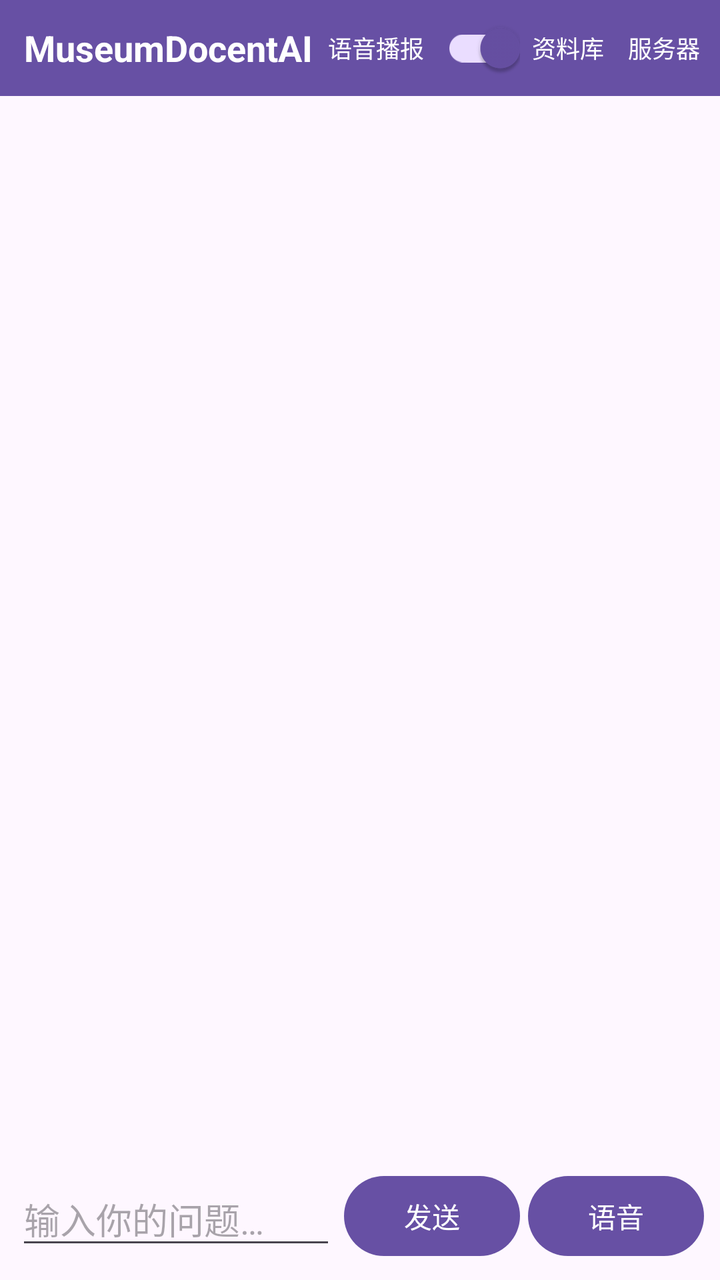
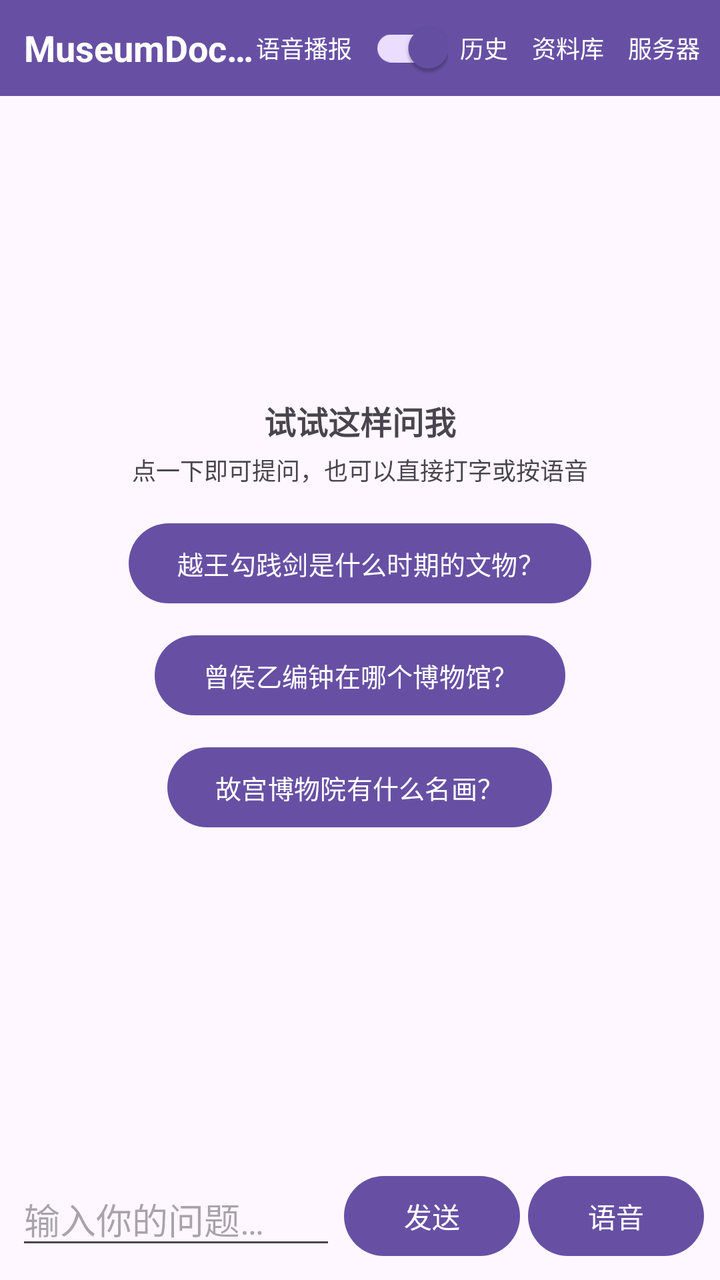

The first picture is an Android layout as it rendered before a commit; the second is the same layout after the commit. The layout source and the unified diff follow.
<!-- AndroidManifest.xml: application theme Theme.MuseumDocentAI -->
<!-- res/layout/activity_main.xml -->
<?xml version="1.0" encoding="utf-8"?>
<androidx.constraintlayout.widget.ConstraintLayout xmlns:android="http://schemas.android.com/apk/res/android"
    xmlns:app="http://schemas.android.com/apk/res-auto"
    xmlns:tools="http://schemas.android.com/tools"
    android:id="@+id/main"
    android:layout_width="match_parent"
    android:layout_height="match_parent"
    tools:context=".MainActivity">

    
    <LinearLayout
        android:id="@+id/layout_title"
        android:layout_width="match_parent"
        android:layout_height="48dp"
        android:background="?attr/colorPrimary"
        android:gravity="center_vertical"
        android:orientation="horizontal"
        android:paddingStart="12dp"
        android:paddingEnd="4dp"
        app:layout_constraintTop_toTopOf="parent">

        <TextView
            android:id="@+id/text_title"
            android:layout_width="0dp"
            android:layout_height="wrap_content"
            android:layout_weight="1"
            android:ellipsize="end"
            android:maxLines="1"
            android:text="@string/app_name"
            android:textColor="@android:color/white"
            android:textSize="18sp"
            android:textStyle="bold" />

        
        <TextView
            android:layout_width="wrap_content"
            android:layout_height="wrap_content"
            android:text="@string/voice_reply_label"
            android:textColor="@android:color/white"
            android:textSize="12sp" />

        <androidx.appcompat.widget.SwitchCompat
            android:id="@+id/switch_voice"
            android:layout_width="wrap_content"
            android:layout_height="wrap_content"
            android:checked="true" />

        
        <Button
            android:id="@+id/btn_browse"
            style="?android:attr/borderlessButtonStyle"
            android:layout_width="wrap_content"
            android:layout_height="wrap_content"
            android:minWidth="0dp"
            android:paddingStart="6dp"
            android:paddingEnd="6dp"
            android:text="@string/btn_browse"
            android:textColor="@android:color/white"
            android:textSize="12sp" />

        
        <Button
            android:id="@+id/btn_settings"
            style="?android:attr/borderlessButtonStyle"
            android:layout_width="wrap_content"
            android:layout_height="wrap_content"
            android:minWidth="0dp"
            android:paddingStart="6dp"
            android:paddingEnd="6dp"
            android:text="@string/btn_settings"
            android:textColor="@android:color/white"
            android:textSize="12sp" />
    </LinearLayout>

    
    <androidx.recyclerview.widget.RecyclerView
        android:id="@+id/recycler_messages"
        android:layout_width="match_parent"
        android:layout_height="0dp"
        android:clipToPadding="false"
        android:padding="8dp"
        app:layout_constraintBottom_toTopOf="@id/layout_status"
        app:layout_constraintTop_toBottomOf="@id/layout_title" />

    
    <LinearLayout
        android:id="@+id/layout_status"
        android:layout_width="match_parent"
        android:layout_height="wrap_content"
        android:gravity="center_vertical"
        android:orientation="horizontal"
        android:paddingLeft="12dp"
        android:paddingTop="4dp"
        android:paddingRight="12dp"
        android:paddingBottom="4dp"
        app:layout_constraintBottom_toTopOf="@id/layout_input">

        <ProgressBar
            android:id="@+id/progress_thinking"
            style="?android:attr/progressBarStyleSmall"
            android:layout_width="wrap_content"
            android:layout_height="wrap_content"
            android:visibility="gone"
            tools:visibility="visible" />

        <TextView
            android:id="@+id/text_status"
            android:layout_width="wrap_content"
            android:layout_height="wrap_content"
            android:layout_marginStart="8dp"
            android:text="@string/status_thinking"
            android:textSize="12sp"
            android:visibility="gone"
            tools:visibility="visible" />
    </LinearLayout>

    
    <LinearLayout
        android:id="@+id/layout_input"
        android:layout_width="match_parent"
        android:layout_height="wrap_content"
        android:gravity="center_vertical"
        android:orientation="horizontal"
        android:padding="8dp"
        app:layout_constraintBottom_toBottomOf="parent">

        <EditText
            android:id="@+id/edit_question"
            android:layout_width="0dp"
            android:layout_height="wrap_content"
            android:layout_weight="1"
            android:hint="@string/hint_question"
            android:importantForAutofill="no"
            android:inputType="text"
            android:maxLines="1" />

        <Button
            android:id="@+id/btn_send"
            android:layout_width="wrap_content"
            android:layout_height="wrap_content"
            android:layout_marginStart="4dp"
            android:text="@string/btn_send" />

        <Button
            android:id="@+id/btn_mic"
            android:layout_width="wrap_content"
            android:layout_height="wrap_content"
            android:layout_marginStart="4dp"
            android:text="@string/btn_record" />
    </LinearLayout>

</androidx.constraintlayout.widget.ConstraintLayout>
<!-- resources referenced by this layout -->
<resources>
  <string name="app_name">MuseumDocentAI</string>
  <string name="btn_browse">资料库</string>
  <string name="btn_record">语音</string>
  <string name="btn_send">发送</string>
  <string name="btn_settings">服务器</string>
  <string name="hint_question">输入你的问题…</string>
  <string name="status_thinking">思考中…</string>
  <string name="voice_reply_label">语音播报</string>
  <style name="Theme.MuseumDocentAI" parent="Base.Theme.MuseumDocentAI" />
  <style name="Base.Theme.MuseumDocentAI" parent="Theme.Material3.DayNight.NoActionBar">
          
          
      </style>
</resources>

<!-- the commit's change to res/layout/activity_main.xml (unified diff, before → after) -->
@@ -47,6 +47,19 @@
 
         
         <Button
+            android:id="@+id/btn_history"
+            style="?android:attr/borderlessButtonStyle"
+            android:layout_width="wrap_content"
+            android:layout_height="wrap_content"
+            android:minWidth="0dp"
+            android:paddingStart="6dp"
+            android:paddingEnd="6dp"
+            android:text="@string/btn_history"
+            android:textColor="@android:color/white"
+            android:textSize="12sp" />
+
+        
+        <Button
             android:id="@+id/btn_browse"
             style="?android:attr/borderlessButtonStyle"
             android:layout_width="wrap_content"
@@ -81,6 +94,58 @@
         android:padding="8dp"
         app:layout_constraintBottom_toTopOf="@id/layout_status"
         app:layout_constraintTop_toBottomOf="@id/layout_title" />
+
+    
+    <LinearLayout
+        android:id="@+id/layout_empty"
+        android:layout_width="0dp"
+        android:layout_height="wrap_content"
+        android:gravity="center_horizontal"
+        android:orientation="vertical"
+        android:padding="20dp"
+        app:layout_constraintBottom_toTopOf="@id/layout_status"
+        app:layout_constraintEnd_toEndOf="parent"
+        app:layout_constraintStart_toStartOf="parent"
+        app:layout_constraintTop_toBottomOf="@id/layout_title">
+
+        <TextView
+            android:layout_width="wrap_content"
+            android:layout_height="wrap_content"
+            android:paddingBottom="4dp"
+            android:text="@string/empty_title"
+            android:textSize="16sp"
+            android:textStyle="bold" />
+
+        <TextView
+            android:layout_width="wrap_content"
+            android:layout_height="wrap_content"
+            android:paddingBottom="14dp"
+            android:text="@string/empty_hint"
+            android:textSize="12sp" />
+
+        <Button
+            android:id="@+id/btn_suggest_1"
+            android:layout_width="wrap_content"
+            android:layout_height="wrap_content"
+            android:layout_marginBottom="8dp"
+            android:text="@string/suggest_1"
+            android:textSize="13sp" />
+
+        <Button
+            android:id="@+id/btn_suggest_2"
+            android:layout_width="wrap_content"
+            android:layout_height="wrap_content"
+            android:layout_marginBottom="8dp"
+            android:text="@string/suggest_2"
+            android:textSize="13sp" />
+
+        <Button
+            android:id="@+id/btn_suggest_3"
+            android:layout_width="wrap_content"
+            android:layout_height="wrap_content"
+            android:text="@string/suggest_3"
+            android:textSize="13sp" />
+    </LinearLayout>
 
     
     <LinearLayout
<!-- resource entries referenced after the edit -->
@@ -2,11 +2,17 @@
 <resources>
   <string name="app_name">MuseumDocentAI</string>
   <string name="btn_browse">资料库</string>
+  <string name="btn_history">历史</string>
   <string name="btn_record">语音</string>
   <string name="btn_send">发送</string>
   <string name="btn_settings">服务器</string>
+  <string name="empty_hint">点一下即可提问，也可以直接打字或按语音</string>
+  <string name="empty_title">试试这样问我</string>
   <string name="hint_question">输入你的问题…</string>
   <string name="status_thinking">思考中…</string>
+  <string name="suggest_1">越王勾践剑是什么时期的文物？</string>
+  <string name="suggest_2">曾侯乙编钟在哪个博物馆？</string>
+  <string name="suggest_3">故宫博物院有什么名画？</string>
   <string name="voice_reply_label">语音播报</string>
   <style name="Theme.MuseumDocentAI" parent="Base.Theme.MuseumDocentAI" />
   <style name="Base.Theme.MuseumDocentAI" parent="Theme.Material3.DayNight.NoActionBar">
